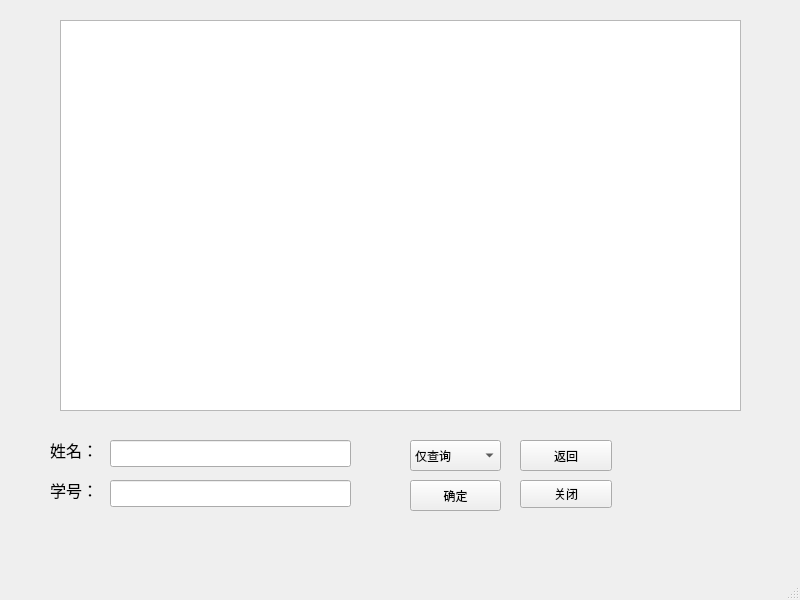
Old version of the form userwindow.ui in the repository qisanfen666/myWork.
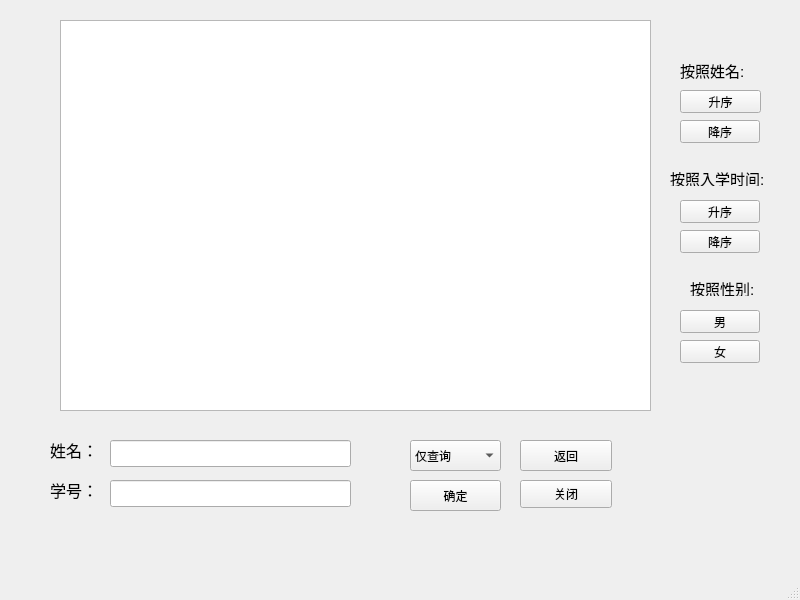
New version of the form.

```diff
--- a/userwindow.ui
+++ b/userwindow.ui
@@ -129,11 +129,143 @@
      <rect>
       <x>60</x>
       <y>20</y>
-      <width>681</width>
+      <width>591</width>
       <height>391</height>
      </rect>
     </property>
    </widget>
+   <widget class="QLabel" name="inName">
+    <property name="geometry">
+     <rect>
+      <x>680</x>
+      <y>60</y>
+      <width>81</width>
+      <height>20</height>
+     </rect>
+    </property>
+    <property name="font">
+     <font>
+      <pointsize>11</pointsize>
+     </font>
+    </property>
+    <property name="text">
+     <string>按照姓名:</string>
+    </property>
+   </widget>
+   <widget class="QPushButton" name="nameAscButton">
+    <property name="geometry">
+     <rect>
+      <x>680</x>
+      <y>90</y>
+      <width>81</width>
+      <height>23</height>
+     </rect>
+    </property>
+    <property name="text">
+     <string>升序</string>
+    </property>
+   </widget>
+   <widget class="QPushButton" name="nameDescButton">
+    <property name="geometry">
+     <rect>
+      <x>680</x>
+      <y>120</y>
+      <width>80</width>
+      <height>23</height>
+     </rect>
+    </property>
+    <property name="text">
+     <string>降序</string>
+    </property>
+   </widget>
+   <widget class="QLabel" name="inTime">
+    <property name="geometry">
+     <rect>
+      <x>670</x>
+      <y>170</y>
+      <width>101</width>
+      <height>16</height>
+     </rect>
+    </property>
+    <property name="font">
+     <font>
+      <pointsize>11</pointsize>
+     </font>
+    </property>
+    <property name="text">
+     <string>按照入学时间:</string>
+    </property>
+   </widget>
+   <widget class="QPushButton" name="timeAscButton">
+    <property name="geometry">
+     <rect>
+      <x>680</x>
+      <y>200</y>
+      <width>80</width>
+      <height>23</height>
+     </rect>
+    </property>
+    <property name="text">
+     <string>升序</string>
+    </property>
+   </widget>
+   <widget class="QPushButton" name="timeDescButton">
+    <property name="geometry">
+     <rect>
+      <x>680</x>
+      <y>230</y>
+      <width>80</width>
+      <height>23</height>
+     </rect>
+    </property>
+    <property name="text">
+     <string>降序</string>
+    </property>
+   </widget>
+   <widget class="QLabel" name="inGender">
+    <property name="geometry">
+     <rect>
+      <x>690</x>
+      <y>280</y>
+      <width>81</width>
+      <height>16</height>
+     </rect>
+    </property>
+    <property name="font">
+     <font>
+      <pointsize>11</pointsize>
+     </font>
+    </property>
+    <property name="text">
+     <string>按照性别:</string>
+    </property>
+   </widget>
+   <widget class="QPushButton" name="maleButton">
+    <property name="geometry">
+     <rect>
+      <x>680</x>
+      <y>310</y>
+      <width>80</width>
+      <height>23</height>
+     </rect>
+    </property>
+    <property name="text">
+     <string>男</string>
+    </property>
+   </widget>
+   <widget class="QPushButton" name="femaleButton">
+    <property name="geometry">
+     <rect>
+      <x>680</x>
+      <y>340</y>
+      <width>80</width>
+      <height>23</height>
+     </rect>
+    </property>
+    <property name="text">
+     <string>女</string>
+    </property>
+   </widget>
   </widget>
   <widget class="QMenuBar" name="menubar">
    <property name="geometry">
```
Left out of the diff: 2 changed lines with no effect on the pictures.
